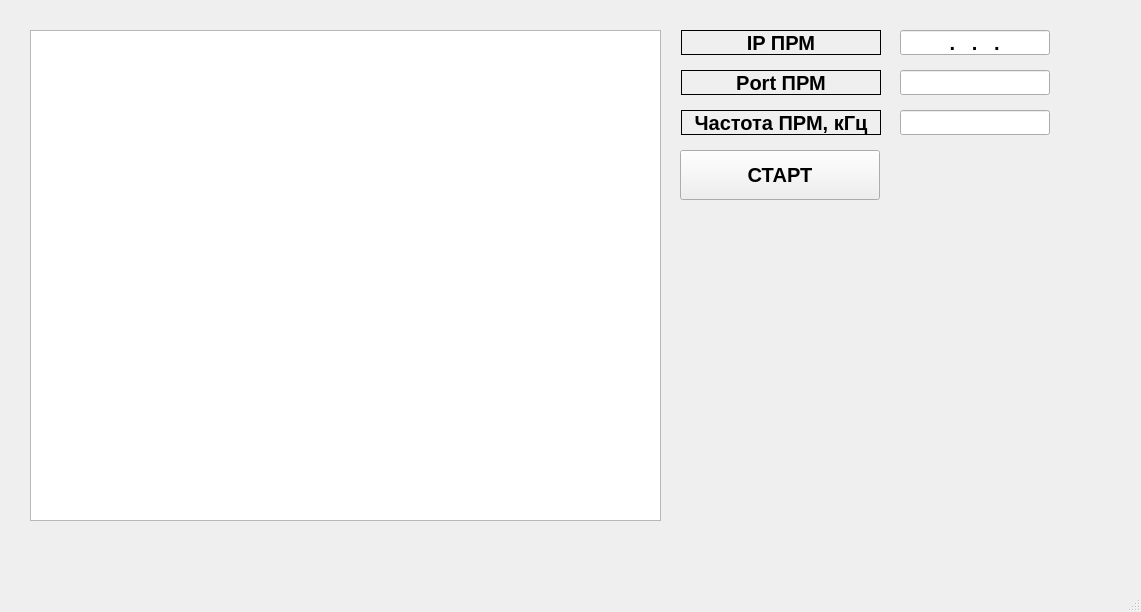
First picture: the form in qt-vmp-interface-src/qt-vmp-user-inteface/mainwindow.ui, repository andruwa01/qt-vmp-projects, before the edit.
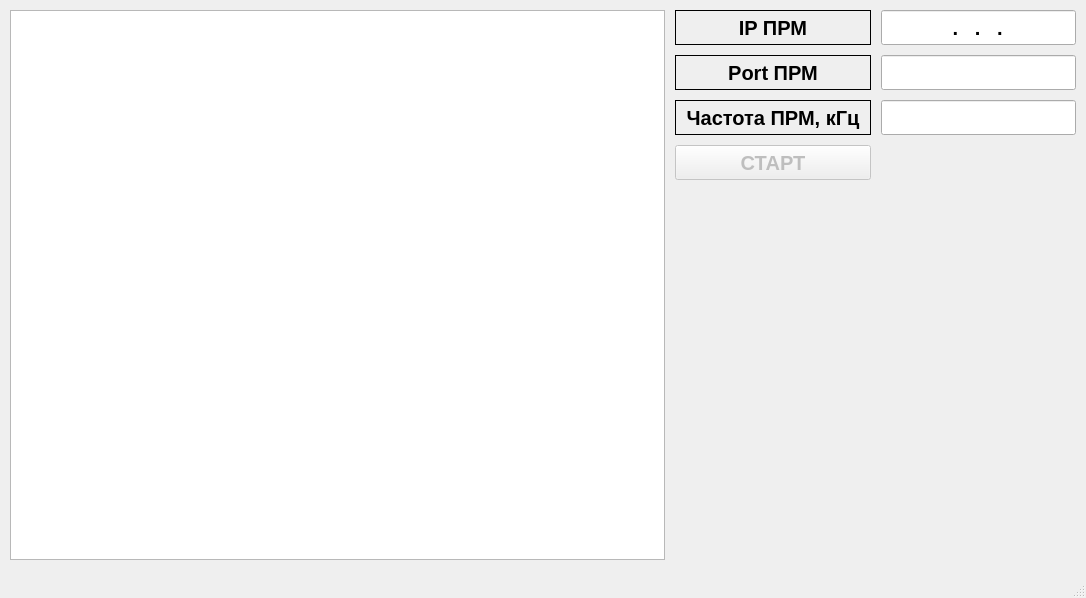
Second picture: the form after the edit. Custom widgets are drawn as their Qt base class.

```diff
--- a/qt-vmp-interface-src/qt-vmp-user-inteface/mainwindow.ui
+++ b/qt-vmp-interface-src/qt-vmp-user-inteface/mainwindow.ui
@@ -6,10 +6,16 @@
    <rect>
     <x>0</x>
     <y>0</y>
-    <width>1141</width>
-    <height>612</height>
+    <width>1086</width>
+    <height>598</height>
    </rect>
   </property>
+  <property name="minimumSize">
+   <size>
+    <width>1086</width>
+    <height>598</height>
+   </size>
+  </property>
   <property name="font">
    <font>
     <pointsize>15</pointsize>
@@ -24,27 +30,80 @@
    <enum>Qt::ToolButtonIconOnly</enum>
   </property>
   <widget class="QWidget" name="centralwidget">
+   <layout class="QHBoxLayout" name="horizontalLayout" stretch="1,0">
+    <property name="spacing">
+     <number>0</number>
+    </property>
+    <property name="leftMargin">
+     <number>10</number>
+    </property>
+    <property name="topMargin">
+     <number>10</number>
+    </property>
+    <property name="rightMargin">
+     <number>10</number>
+    </property>
+    <item>
    <widget class="QChartView" name="graphicsView">
-    <property name="geometry">
-     <rect>
-      <x>30</x>
-      <y>30</y>
-      <width>631</width>
+      <property name="sizePolicy">
+       <sizepolicy hsizetype="Expanding" vsizetype="Expanding">
+        <horstretch>0</horstretch>
+        <verstretch>0</verstretch>
+       </sizepolicy>
+      </property>
+      <property name="minimumSize">
+       <size>
+        <width>0</width>
       <height>491</height>
-     </rect>
-    </property>
-   </widget>
+       </size>
+      </property>
+     </widget>
+    </item>
+    <item>
+     <layout class="QFormLayout" name="formLayout">
+      <property name="sizeConstraint">
+       <enum>QLayout::SetMaximumSize</enum>
+      </property>
+      <property name="fieldGrowthPolicy">
+       <enum>QFormLayout::FieldsStayAtSizeHint</enum>
+      </property>
+      <property name="rowWrapPolicy">
+       <enum>QFormLayout::DontWrapRows</enum>
+      </property>
+      <property name="horizontalSpacing">
+       <number>10</number>
+      </property>
+      <property name="verticalSpacing">
+       <number>10</number>
+      </property>
+      <property name="leftMargin">
+       <number>10</number>
+      </property>
+      <property name="topMargin">
+       <number>0</number>
+      </property>
+      <property name="rightMargin">
+       <number>0</number>
+      </property>
+      <property name="bottomMargin">
+       <number>10</number>
+      </property>
+      <item row="0" column="0">
    <widget class="QLabel" name="label_1">
     <property name="enabled">
      <bool>true</bool>
     </property>
-    <property name="geometry">
-     <rect>
-      <x>681</x>
-      <y>30</y>
-      <width>200</width>
-      <height>25</height>
-     </rect>
+        <property name="sizePolicy">
+         <sizepolicy hsizetype="Fixed" vsizetype="Fixed">
+          <horstretch>0</horstretch>
+          <verstretch>0</verstretch>
+         </sizepolicy>
+        </property>
+        <property name="minimumSize">
+         <size>
+          <width>196</width>
+          <height>35</height>
+         </size>
     </property>
     <property name="font">
      <font>
@@ -63,73 +122,21 @@
      <set>Qt::AlignCenter</set>
     </property>
    </widget>
-   <widget class="QLabel" name="label_2">
-    <property name="geometry">
-     <rect>
-      <x>681</x>
-      <y>70</y>
-      <width>200</width>
-      <height>25</height>
-     </rect>
-    </property>
-    <property name="font">
-     <font>
-      <pointsize>15</pointsize>
-      <weight>75</weight>
-      <bold>true</bold>
-     </font>
-    </property>
-    <property name="frameShape">
-     <enum>QFrame::Panel</enum>
-    </property>
-    <property name="text">
-     <string>Port ПРМ</string>
-    </property>
-    <property name="alignment">
-     <set>Qt::AlignCenter</set>
-    </property>
-   </widget>
-   <widget class="QLabel" name="label_3">
-    <property name="geometry">
-     <rect>
-      <x>681</x>
-      <y>110</y>
-      <width>200</width>
-      <height>25</height>
-     </rect>
-    </property>
-    <property name="font">
-     <font>
-      <pointsize>15</pointsize>
-      <weight>75</weight>
-      <bold>true</bold>
-     </font>
-    </property>
-    <property name="frameShape">
-     <enum>QFrame::Panel</enum>
-    </property>
-    <property name="text">
-     <string>Частота ПРМ, кГц</string>
-    </property>
-    <property name="alignment">
-     <set>Qt::AlignCenter</set>
-    </property>
-   </widget>
-   <widget class="QLineEdit" name="label_ip_mask">
-    <property name="geometry">
-     <rect>
-      <x>900</x>
-      <y>30</y>
-      <width>150</width>
-      <height>25</height>
-     </rect>
-    </property>
+      </item>
+      <item row="0" column="1">
+       <widget class="QLineEdit" name="qline_ip">
     <property name="sizePolicy">
      <sizepolicy hsizetype="Fixed" vsizetype="Fixed">
       <horstretch>0</horstretch>
       <verstretch>0</verstretch>
      </sizepolicy>
     </property>
+        <property name="minimumSize">
+         <size>
+          <width>195</width>
+          <height>35</height>
+         </size>
+        </property>
     <property name="font">
      <font>
       <pointsize>15</pointsize>
@@ -159,15 +166,21 @@
      <set>Qt::AlignCenter</set>
     </property>
    </widget>
-   <widget class="QLineEdit" name="label_port_mask">
-    <property name="geometry">
-     <rect>
-      <x>900</x>
-      <y>70</y>
-      <width>150</width>
-      <height>25</height>
-     </rect>
-    </property>
+      </item>
+      <item row="1" column="0">
+       <widget class="QLabel" name="label_2">
+        <property name="sizePolicy">
+         <sizepolicy hsizetype="Fixed" vsizetype="Fixed">
+          <horstretch>0</horstretch>
+          <verstretch>0</verstretch>
+         </sizepolicy>
+        </property>
+        <property name="minimumSize">
+         <size>
+          <width>196</width>
+          <height>35</height>
+         </size>
+        </property>
     <property name="font">
      <font>
       <pointsize>15</pointsize>
@@ -175,37 +188,71 @@
       <bold>true</bold>
      </font>
     </property>
-    <property name="inputMask">
-     <string/>
-    </property>
-    <property name="maxLength">
-     <number>65535</number>
-    </property>
-   </widget>
-   <widget class="QLineEdit" name="label_freq_mask">
-    <property name="geometry">
-     <rect>
-      <x>900</x>
-      <y>110</y>
-      <width>150</width>
-      <height>25</height>
-     </rect>
-    </property>
+        <property name="frameShape">
+         <enum>QFrame::Panel</enum>
+        </property>
+        <property name="text">
+         <string>Port ПРМ</string>
+        </property>
+        <property name="alignment">
+         <set>Qt::AlignCenter</set>
+        </property>
+       </widget>
+      </item>
+      <item row="2" column="0">
+       <widget class="QLabel" name="label_3">
     <property name="sizePolicy">
      <sizepolicy hsizetype="Fixed" vsizetype="Fixed">
       <horstretch>0</horstretch>
       <verstretch>0</verstretch>
      </sizepolicy>
     </property>
-   </widget>
+        <property name="minimumSize">
+         <size>
+          <width>196</width>
+          <height>35</height>
+         </size>
+        </property>
+        <property name="font">
+         <font>
+          <pointsize>15</pointsize>
+          <weight>75</weight>
+          <bold>true</bold>
+         </font>
+        </property>
+        <property name="frameShape">
+         <enum>QFrame::Panel</enum>
+        </property>
+        <property name="text">
+         <string>Частота ПРМ, кГц</string>
+        </property>
+        <property name="alignment">
+         <set>Qt::AlignCenter</set>
+        </property>
+       </widget>
+      </item>
+      <item row="3" column="0">
    <widget class="QPushButton" name="pushButton">
-    <property name="geometry">
-     <rect>
-      <x>680</x>
-      <y>150</y>
-      <width>200</width>
-      <height>50</height>
-     </rect>
+        <property name="enabled">
+         <bool>false</bool>
+        </property>
+        <property name="sizePolicy">
+         <sizepolicy hsizetype="Fixed" vsizetype="Minimum">
+          <horstretch>0</horstretch>
+          <verstretch>0</verstretch>
+         </sizepolicy>
+        </property>
+        <property name="minimumSize">
+         <size>
+          <width>196</width>
+          <height>35</height>
+         </size>
+        </property>
+        <property name="baseSize">
+         <size>
+          <width>0</width>
+          <height>0</height>
+         </size>
     </property>
     <property name="text">
      <string>СТАРТ</string>
@@ -220,6 +267,55 @@
      <bool>false</bool>
     </property>
    </widget>
+      </item>
+      <item row="2" column="1">
+       <widget class="QLineEdit" name="qline_freq">
+        <property name="sizePolicy">
+         <sizepolicy hsizetype="Fixed" vsizetype="Fixed">
+          <horstretch>0</horstretch>
+          <verstretch>0</verstretch>
+         </sizepolicy>
+        </property>
+        <property name="minimumSize">
+         <size>
+          <width>195</width>
+          <height>35</height>
+         </size>
+        </property>
+       </widget>
+      </item>
+      <item row="1" column="1">
+       <widget class="QLineEdit" name="qline_port">
+        <property name="sizePolicy">
+         <sizepolicy hsizetype="Fixed" vsizetype="Fixed">
+          <horstretch>0</horstretch>
+          <verstretch>0</verstretch>
+         </sizepolicy>
+        </property>
+        <property name="minimumSize">
+         <size>
+          <width>195</width>
+          <height>35</height>
+         </size>
+        </property>
+        <property name="font">
+         <font>
+          <pointsize>15</pointsize>
+          <weight>75</weight>
+          <bold>true</bold>
+         </font>
+        </property>
+        <property name="inputMask">
+         <string/>
+        </property>
+        <property name="maxLength">
+         <number>65535</number>
+        </property>
+       </widget>
+      </item>
+     </layout>
+    </item>
+   </layout>
   </widget>
   <widget class="QStatusBar" name="statusbar"/>
   <widget class="QMenuBar" name="menubar">
```
Left out of the diff: 2 changed lines with no effect on the pictures. Lines whose indentation alone changed are shown as unchanged.
